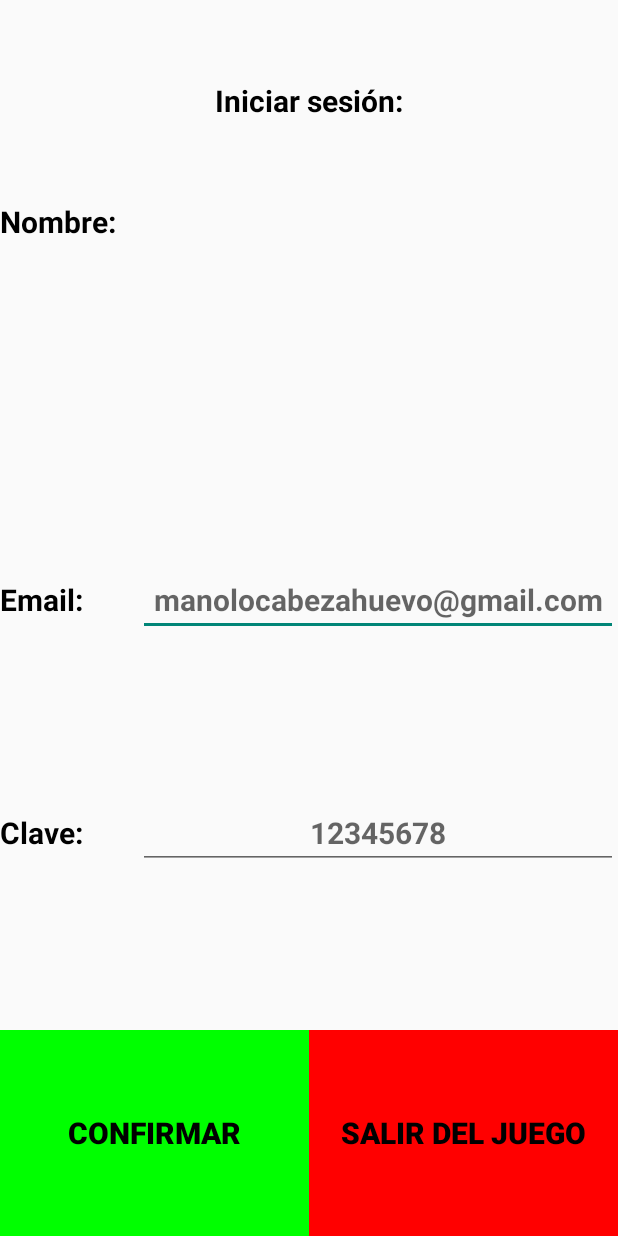
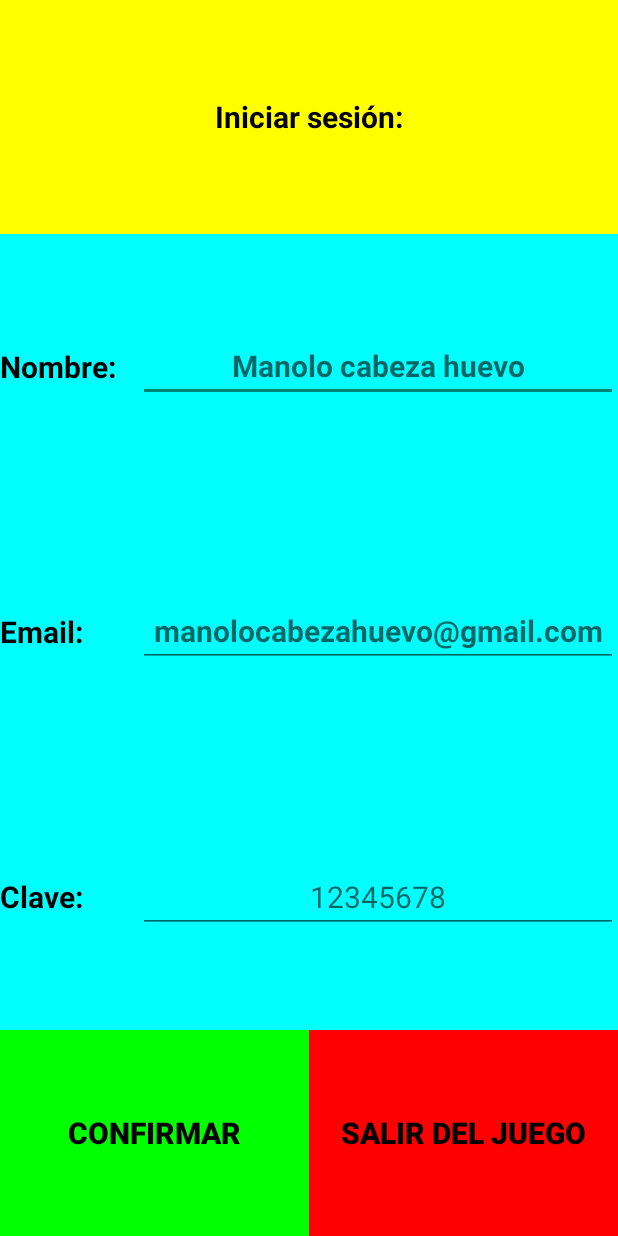
Before and after one commit to EMILIOJFDEZ/ProyectoFinal, an Android app built with Jetpack Compose: the screen it shows after launch (MainActivity), on a phone screen of 412 x 824 dp. Run offline under Robolectric (Android 15) with nearby library versions, the phone set to English and light mode, and no system bars.

Commit message:
Prueba pre SQL3

```diff
--- a/app/build.gradle.kts
+++ b/app/build.gradle.kts
@@ -40,7 +40,7 @@ android {
 }
 
 dependencies {
-
+    implementation("org.mariadb.jdbc:mariadb-java-client:3.5.3")
     implementation(libs.androidx.core.ktx)
     implementation(libs.androidx.lifecycle.runtime.ktx)
     implementation(libs.androidx.activity.compose)
--- /dev/null
+++ b/app/src/main/java/com/example/proyectofinal/clases/Usuario.kt
@@ -0,0 +1,4 @@
+package com.example.proyectofinal.clases
+
+class Usuario {
+}
--- a/app/src/main/res/layout/layout_cuestionario.xml
+++ b/app/src/main/res/layout/layout_cuestionario.xml
@@ -4,6 +4,7 @@
     xmlns:tools="http://schemas.android.com/tools"
     android:layout_width="match_parent"
     android:layout_height="match_parent"
+    android:background="#FF5353"
     android:orientation="vertical"
     android:padding="16dp">
 
@@ -37,7 +38,7 @@
             android:layout_width="match_parent"
             android:layout_height="match_parent"
             android:layout_weight="1"
-            android:background="#FFFF00"
+            android:background="#FF7B00"
             android:text="Opción A"
             android:textAllCaps="false"
             android:textColor="#000000"
--- a/app/src/main/res/layout/layout_login.xml
+++ b/app/src/main/res/layout/layout_login.xml
@@ -15,9 +15,9 @@
             android:layout_width="match_parent"
             android:layout_height="wrap_content"
             android:layout_weight="1"
-            android:gravity="center_vertical"
+            android:background="#FFFF00"
+            android:gravity="center_horizontal|center_vertical"
             android:text="Iniciar sesión:"
-            android:textAlignment="center"
             android:textColor="#000000"
             android:textSize="20sp"
             android:textStyle="bold" />
@@ -26,6 +26,8 @@
             android:layout_width="match_parent"
             android:layout_height="wrap_content"
             android:layout_weight="1"
+            android:background="#00FFFF"
+            android:gravity="center_vertical"
             android:orientation="horizontal">
 
             <TextView
@@ -33,9 +35,22 @@
                 android:layout_width="match_parent"
                 android:layout_height="wrap_content"
                 android:layout_weight="3.5"
-                android:gravity="center_vertical"
                 android:text="Nombre:"
-                android:textAlignment="viewStart"
+                android:textColor="#000000"
+                android:textSize="20sp"
+                android:textStyle="bold" />
+
+            <EditText
+                android:id="@+id/editTextNombre"
+                style="@android:style/TextAppearance.DeviceDefault"
+                android:layout_width="match_parent"
+                android:layout_height="wrap_content"
+                android:layout_weight="1"
+                android:ems="10"
+                android:fontFamily="sans-serif"
+                android:hint="Manolo cabeza huevo"
+                android:inputType="text"
+                android:textAlignment="center"
                 android:textColor="#000000"
                 android:textSize="20sp"
                 android:textStyle="bold" />
@@ -46,12 +61,8 @@
             android:layout_width="match_parent"
             android:layout_height="wrap_content"
             android:layout_weight="1"
-            android:orientation="horizontal"/>
-
-        <LinearLayout
-            android:layout_width="match_parent"
-            android:layout_height="wrap_content"
-            android:layout_weight="1"
+            android:background="#00FFFF"
+            android:gravity="center_vertical"
             android:orientation="horizontal">
 
             <TextView
@@ -59,9 +70,7 @@
                 android:layout_width="match_parent"
                 android:layout_height="wrap_content"
                 android:layout_weight="3.5"
-                android:gravity="center_vertical"
                 android:text="Email:"
-                android:textAlignment="viewStart"
                 android:textColor="#000000"
                 android:textSize="20sp"
                 android:textStyle="bold" />
@@ -74,7 +83,6 @@
                 android:layout_weight="1"
                 android:ems="10"
                 android:fontFamily="sans-serif"
-                android:gravity="center_vertical"
                 android:hint="manolocabezahuevo@gmail.com"
                 android:inputType="text"
                 android:textAlignment="center"
@@ -88,6 +96,8 @@
             android:layout_width="match_parent"
             android:layout_height="wrap_content"
             android:layout_weight="1"
+            android:background="#00FFFF"
+            android:gravity="center_vertical"
             android:orientation="horizontal">
 
             <TextView
@@ -95,9 +105,7 @@
                 android:layout_width="match_parent"
                 android:layout_height="wrap_content"
                 android:layout_weight="3.5"
-                android:gravity="center_vertical"
                 android:text="Clave:"
-                android:textAlignment="viewStart"
                 android:textColor="#000000"
                 android:textSize="20sp"
                 android:textStyle="bold" />
@@ -109,17 +117,11 @@
                 android:layout_height="wrap_content"
                 android:layout_weight="1"
                 android:ems="10"
-                android:fontFamily="sans-serif"
-                android:gravity="center_vertical"
                 android:hint="12345678"
-                android:inputType="text"
-                android:selectAllOnFocus="false"
-                android:singleLine="false"
+                android:inputType="textPassword"
                 android:textAlignment="center"
-                android:textColor="#000000"
-                android:textSize="20sp"
-                android:textStyle="bold"
-                android:typeface="normal" />
+                android:textSize="20sp" />
+
         </LinearLayout>
 
     </LinearLayout>
```
Also changed, not shown: app/src/main/java/com/example/proyectofinal/MainActivity.kt (+35 -39 lines), app/src/main/res/layout/layout_categorias.xml (+7 -7 lines), app/src/main/res/layout/layout_resultados.xml (+6 -7 lines).
